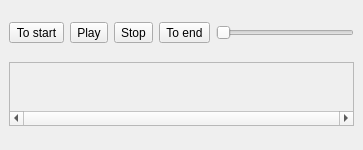
Old version of the form studio/docks/playback_dock.ui in the repository caryoscelus/rainynite-studio.
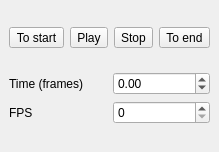
New version of the form. Icons and pictures are not drawn. Custom widgets are drawn as their Qt base class.

Commit message:
Merge TimeDock into PlaybackDock
PlaybackDock:
- add fps & time spinboxes
- remove old timeline cursor from
- move to left panel

The edit to the form file:
```diff
--- a/studio/docks/playback_dock.ui
+++ b/studio/docks/playback_dock.ui
@@ -6,8 +6,8 @@
    <rect>
     <x>0</x>
     <y>0</y>
-    <width>363</width>
-    <height>150</height>
+    <width>200</width>
+    <height>152</height>
    </rect>
   </property>
   <property name="windowTitle">
@@ -16,7 +16,7 @@
   <widget class="QWidget" name="dockWidgetContents">
    <layout class="QVBoxLayout" name="verticalLayout">
     <item>
-     <layout class="QHBoxLayout" name="button_layout">
+     <layout class="QHBoxLayout" name="horizontalLayout">
       <item>
        <widget class="QToolButton" name="move_start_button">
         <property name="text">
@@ -64,72 +64,42 @@
         </property>
        </widget>
       </item>
-      <item>
-       <widget class="QSlider" name="timeline_zoom">
+     </layout>
+    </item>
+    <item>
+     <layout class="QGridLayout" name="gridLayout">
+      <item row="0" column="0">
+       <widget class="QLabel" name="label">
+        <property name="text">
+         <string>Time (frames)</string>
+        </property>
+       </widget>
+      </item>
+      <item row="0" column="1">
+       <widget class="QDoubleSpinBox" name="time_box">
+        <property name="minimum">
+         <double>-65535.000000000000000</double>
+        </property>
         <property name="maximum">
-         <number>7</number>
+         <double>65535.000000000000000</double>
         </property>
-        <property name="orientation">
-         <enum>Qt::Horizontal</enum>
+       </widget>
+      </item>
+      <item row="1" column="0">
+       <widget class="QLabel" name="label_2">
+        <property name="text">
+         <string>FPS</string>
         </property>
        </widget>
       </item>
+      <item row="1" column="1">
+       <widget class="QSpinBox" name="fps_box"/>
+      </item>
      </layout>
     </item>
-    <item>
-     <widget class="QScrollArea" name="scrollArea">
-      <property name="sizePolicy">
-       <sizepolicy hsizetype="Expanding" vsizetype="Minimum">
-        <horstretch>0</horstretch>
-        <verstretch>0</verstretch>
-       </sizepolicy>
-      </property>
-      <property name="maximumSize">
-       <size>
-        <width>16777215</width>
-        <height>64</height>
-       </size>
-      </property>
-      <property name="verticalScrollBarPolicy">
-       <enum>Qt::ScrollBarAlwaysOff</enum>
-      </property>
-      <property name="horizontalScrollBarPolicy">
-       <enum>Qt::ScrollBarAlwaysOn</enum>
-      </property>
-      <property name="sizeAdjustPolicy">
-       <enum>QAbstractScrollArea::AdjustToContents</enum>
-      </property>
-      <property name="widgetResizable">
-       <bool>true</bool>
-      </property>
-      <widget class="QWidget" name="scrollAreaWidgetContents">
-       <property name="geometry">
-        <rect>
-         <x>0</x>
-         <y>0</y>
-         <width>343</width>
-         <height>40</height>
-        </rect>
-       </property>
-       <layout class="QHBoxLayout" name="horizontalLayout">
-        <item>
-         <widget class="studio::TimelineView" name="timeline" native="true"/>
-        </item>
-       </layout>
-      </widget>
-     </widget>
-    </item>
    </layout>
   </widget>
  </widget>
- <customwidgets>
-  <customwidget>
-   <class>studio::TimelineView</class>
-   <extends>QWidget</extends>
-   <header location="global">widgets/timeline_view.h</header>
-   <container>1</container>
-  </customwidget>
- </customwidgets>
  <resources/>
  <connections/>
 </ui>
```
The commit also changes 3 other files.
